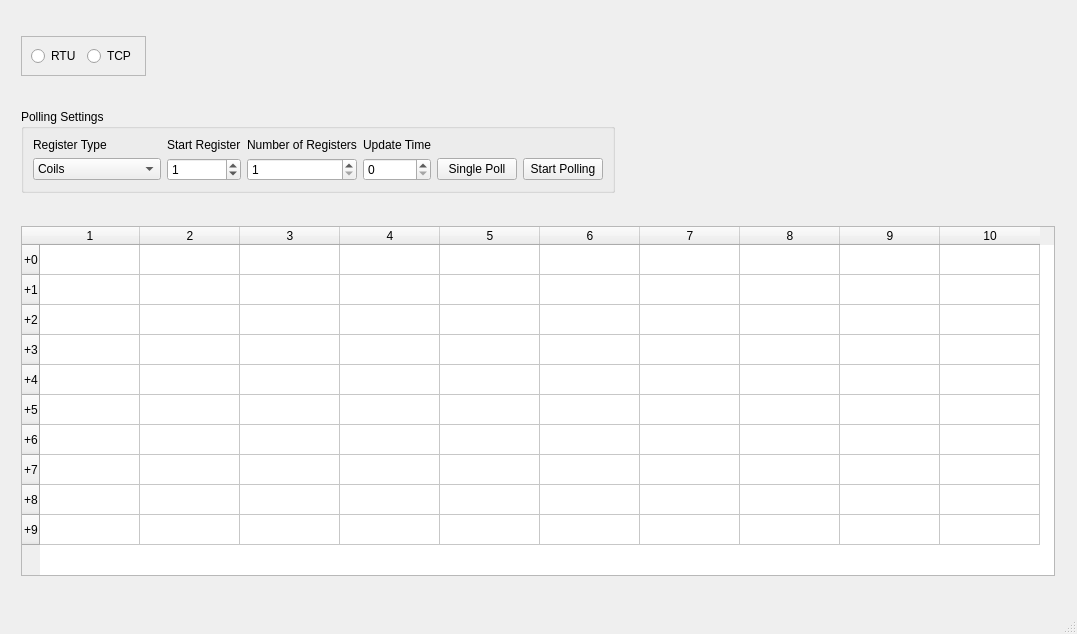
Qt form modbus_visualizer.ui (AlexEshoo/modbus_visualizer) before a commit.
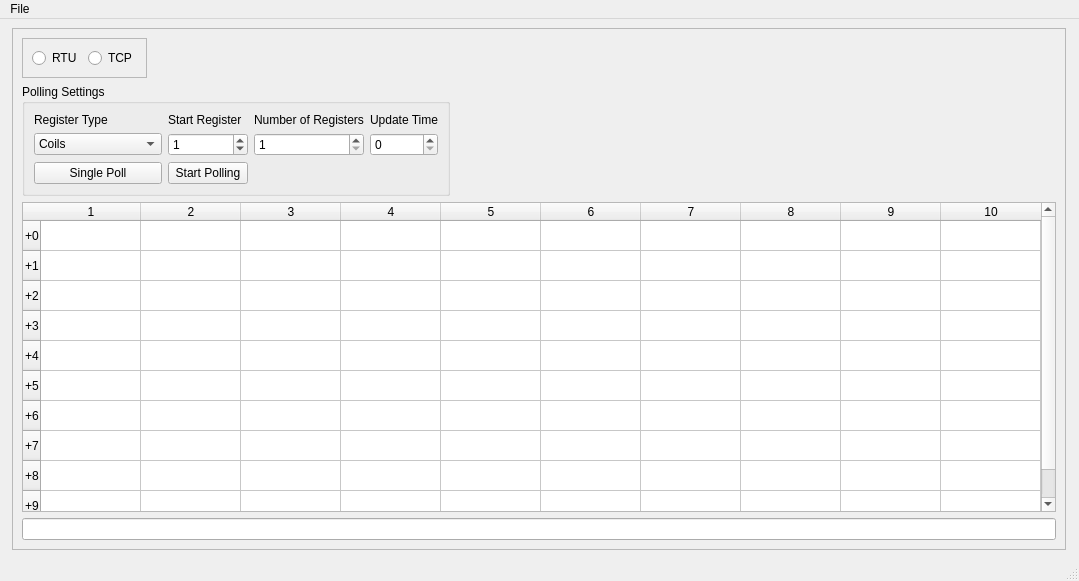
The same form after that commit.

Diff of the .ui file:
```diff
--- a/modbus_visualizer.ui
+++ b/modbus_visualizer.ui
@@ -6,12 +6,12 @@
    <rect>
     <x>0</x>
     <y>0</y>
-    <width>1077</width>
-    <height>634</height>
+    <width>1079</width>
+    <height>581</height>
    </rect>
   </property>
   <property name="sizePolicy">
-   <sizepolicy hsizetype="Maximum" vsizetype="Maximum">
+   <sizepolicy hsizetype="Preferred" vsizetype="Preferred">
     <horstretch>0</horstretch>
     <verstretch>0</verstretch>
    </sizepolicy>
@@ -22,6 +22,21 @@
   <widget class="QWidget" name="centralwidget">
    <layout class="QGridLayout" name="gridLayout">
     <item row="0" column="0">
+     <widget class="QFrame" name="mainFrame">
+      <property name="sizePolicy">
+       <sizepolicy hsizetype="Maximum" vsizetype="Maximum">
+        <horstretch>0</horstretch>
+        <verstretch>0</verstretch>
+       </sizepolicy>
+      </property>
+      <property name="frameShape">
+       <enum>QFrame::StyledPanel</enum>
+      </property>
+      <property name="frameShadow">
+       <enum>QFrame::Raised</enum>
+      </property>
+      <layout class="QGridLayout" name="gridLayout_3">
+       <item row="0" column="0">
      <widget class="QFrame" name="networkConfigFrame">
       <property name="sizePolicy">
        <sizepolicy hsizetype="Maximum" vsizetype="Maximum">
@@ -54,6 +69,162 @@
      </widget>
     </item>
     <item row="2" column="0">
+        <widget class="QGroupBox" name="pollingSettingsGroupBox">
+         <property name="sizePolicy">
+          <sizepolicy hsizetype="Maximum" vsizetype="Maximum">
+           <horstretch>0</horstretch>
+           <verstretch>0</verstretch>
+          </sizepolicy>
+         </property>
+         <property name="title">
+          <string>Polling Settings</string>
+         </property>
+         <layout class="QGridLayout" name="gridLayout_4">
+          <item row="1" column="2">
+           <widget class="QSpinBox" name="updateTimeSpinBox">
+            <property name="sizePolicy">
+             <sizepolicy hsizetype="Minimum" vsizetype="Fixed">
+              <horstretch>0</horstretch>
+              <verstretch>0</verstretch>
+             </sizepolicy>
+            </property>
+            <property name="value">
+             <number>1</number>
+            </property>
+           </widget>
+          </item>
+          <item row="0" column="4">
+           <widget class="QLabel" name="numberOfRegistersLabel">
+            <property name="sizePolicy">
+             <sizepolicy hsizetype="Minimum" vsizetype="Preferred">
+              <horstretch>0</horstretch>
+              <verstretch>0</verstretch>
+             </sizepolicy>
+            </property>
+            <property name="text">
+             <string>Number of Registers</string>
+            </property>
+           </widget>
+          </item>
+          <item row="0" column="0">
+           <widget class="QLabel" name="registerTypeLabel">
+            <property name="sizePolicy">
+             <sizepolicy hsizetype="Maximum" vsizetype="Maximum">
+              <horstretch>0</horstretch>
+              <verstretch>0</verstretch>
+             </sizepolicy>
+            </property>
+            <property name="text">
+             <string>Register Type</string>
+            </property>
+           </widget>
+          </item>
+          <item row="1" column="4">
+           <widget class="QSpinBox" name="numberOfRegistersSpinBox">
+            <property name="sizePolicy">
+             <sizepolicy hsizetype="Minimum" vsizetype="Fixed">
+              <horstretch>0</horstretch>
+              <verstretch>0</verstretch>
+             </sizepolicy>
+            </property>
+            <property name="toolTip">
+             <string/>
+            </property>
+            <property name="minimum">
+             <number>1</number>
+            </property>
+            <property name="maximum">
+             <number>100</number>
+            </property>
+           </widget>
+          </item>
+          <item row="0" column="2">
+           <widget class="QLabel" name="startRegisterLabel">
+            <property name="sizePolicy">
+             <sizepolicy hsizetype="Minimum" vsizetype="Preferred">
+              <horstretch>0</horstretch>
+              <verstretch>0</verstretch>
+             </sizepolicy>
+            </property>
+            <property name="text">
+             <string>Start Register</string>
+            </property>
+           </widget>
+          </item>
+          <item row="1" column="0">
+           <widget class="QComboBox" name="registerTypeComboBox">
+            <property name="sizePolicy">
+             <sizepolicy hsizetype="Maximum" vsizetype="Maximum">
+              <horstretch>0</horstretch>
+              <verstretch>0</verstretch>
+             </sizepolicy>
+            </property>
+            <item>
+             <property name="text">
+              <string>Coils</string>
+             </property>
+            </item>
+            <item>
+             <property name="text">
+              <string>Discrete Inputs</string>
+             </property>
+            </item>
+            <item>
+             <property name="text">
+              <string>Input Registers</string>
+             </property>
+            </item>
+            <item>
+             <property name="text">
+              <string>Holding Registers</string>
+             </property>
+            </item>
+           </widget>
+          </item>
+          <item row="0" column="6">
+           <widget class="QLabel" name="updateTimeLabel">
+            <property name="sizePolicy">
+             <sizepolicy hsizetype="Minimum" vsizetype="Fixed">
+              <horstretch>0</horstretch>
+              <verstretch>0</verstretch>
+             </sizepolicy>
+            </property>
+            <property name="text">
+             <string>Update Time</string>
+            </property>
+           </widget>
+          </item>
+          <item row="1" column="6">
+           <widget class="QSpinBox" name="startRegisterSpinBox">
+            <property name="sizePolicy">
+             <sizepolicy hsizetype="Minimum" vsizetype="Fixed">
+              <horstretch>0</horstretch>
+              <verstretch>0</verstretch>
+             </sizepolicy>
+            </property>
+            <property name="maximum">
+             <number>999999</number>
+            </property>
+           </widget>
+          </item>
+          <item row="2" column="0">
+           <widget class="QPushButton" name="singlePollPushButton">
+            <property name="text">
+             <string>Single Poll</string>
+            </property>
+           </widget>
+          </item>
+          <item row="2" column="2">
+           <widget class="QPushButton" name="startPollingPushButton">
+            <property name="text">
+             <string>Start Polling</string>
+            </property>
+           </widget>
+          </item>
+         </layout>
+        </widget>
+       </item>
+       <item row="3" column="0">
      <widget class="QTableWidget" name="pollTable">
       <property name="enabled">
        <bool>true</bool>
@@ -205,156 +376,13 @@
       </column>
      </widget>
     </item>
-    <item row="1" column="0">
-     <widget class="QGroupBox" name="pollingSettingsGroupBox">
-      <property name="sizePolicy">
-       <sizepolicy hsizetype="Maximum" vsizetype="Maximum">
-        <horstretch>0</horstretch>
-        <verstretch>0</verstretch>
-       </sizepolicy>
-      </property>
-      <property name="title">
-       <string>Polling Settings</string>
-      </property>
-      <layout class="QGridLayout" name="gridLayout_4">
-       <item row="1" column="7">
-        <widget class="QPushButton" name="singlePollPushButton">
-         <property name="text">
-          <string>Single Poll</string>
-         </property>
-        </widget>
-       </item>
-       <item row="1" column="2">
-        <widget class="QSpinBox" name="updateTimeSpinBox">
-         <property name="sizePolicy">
-          <sizepolicy hsizetype="Minimum" vsizetype="Fixed">
-           <horstretch>0</horstretch>
-           <verstretch>0</verstretch>
-          </sizepolicy>
-         </property>
-         <property name="value">
-          <number>1</number>
-         </property>
-        </widget>
-       </item>
-       <item row="1" column="0">
-        <widget class="QComboBox" name="registerTypeComboBox">
-         <property name="sizePolicy">
-          <sizepolicy hsizetype="Maximum" vsizetype="Maximum">
-           <horstretch>0</horstretch>
-           <verstretch>0</verstretch>
-          </sizepolicy>
-         </property>
-         <item>
-          <property name="text">
-           <string>Coils</string>
-          </property>
-         </item>
-         <item>
-          <property name="text">
-           <string>Discrete Inputs</string>
-          </property>
-         </item>
-         <item>
-          <property name="text">
-           <string>Input Registers</string>
-          </property>
-         </item>
-         <item>
-          <property name="text">
-           <string>Holding Registers</string>
-          </property>
-         </item>
-        </widget>
-       </item>
-       <item row="1" column="6">
-        <widget class="QSpinBox" name="startRegisterSpinBox">
-         <property name="sizePolicy">
-          <sizepolicy hsizetype="Minimum" vsizetype="Fixed">
-           <horstretch>0</horstretch>
-           <verstretch>0</verstretch>
-          </sizepolicy>
-         </property>
-         <property name="maximum">
-          <number>999999</number>
-         </property>
-        </widget>
-       </item>
-       <item row="0" column="6">
-        <widget class="QLabel" name="label">
-         <property name="sizePolicy">
-          <sizepolicy hsizetype="Minimum" vsizetype="Fixed">
-           <horstretch>0</horstretch>
-           <verstretch>0</verstretch>
-          </sizepolicy>
-         </property>
-         <property name="text">
-          <string>Update Time</string>
-         </property>
-        </widget>
-       </item>
-       <item row="0" column="0">
-        <widget class="QLabel" name="registerTypeLabel">
-         <property name="sizePolicy">
-          <sizepolicy hsizetype="Maximum" vsizetype="Maximum">
-           <horstretch>0</horstretch>
-           <verstretch>0</verstretch>
-          </sizepolicy>
-         </property>
-         <property name="text">
-          <string>Register Type</string>
-         </property>
-        </widget>
-       </item>
-       <item row="0" column="4">
-        <widget class="QLabel" name="numberOfRegistersLabel">
-         <property name="sizePolicy">
-          <sizepolicy hsizetype="Minimum" vsizetype="Preferred">
-           <horstretch>0</horstretch>
-           <verstretch>0</verstretch>
-          </sizepolicy>
-         </property>
-         <property name="text">
-          <string>Number of Registers</string>
-         </property>
-        </widget>
-       </item>
-       <item row="0" column="2">
-        <widget class="QLabel" name="startRegisterLabel">
-         <property name="sizePolicy">
-          <sizepolicy hsizetype="Minimum" vsizetype="Preferred">
-           <horstretch>0</horstretch>
-           <verstretch>0</verstretch>
-          </sizepolicy>
-         </property>
-         <property name="text">
-          <string>Start Register</string>
-         </property>
-        </widget>
-       </item>
-       <item row="1" column="4">
-        <widget class="QSpinBox" name="numberOfRegistersSpinBox">
-         <property name="sizePolicy">
-          <sizepolicy hsizetype="Minimum" vsizetype="Fixed">
-           <horstretch>0</horstretch>
-           <verstretch>0</verstretch>
-          </sizepolicy>
-         </property>
-         <property name="toolTip">
-          <string/>
-         </property>
-         <property name="minimum">
-          <number>1</number>
-         </property>
-         <property name="maximum">
-          <number>100</number>
-         </property>
-        </widget>
-       </item>
-       <item row="1" column="8">
-        <widget class="QPushButton" name="startPollingPushButton">
-         <property name="text">
-          <string>Start Polling</string>
+       <item row="4" column="0">
+        <widget class="QLineEdit" name="lineEdit">
+         <property name="enabled">
+          <bool>true</bool>
+         </property>
+         <property name="readOnly">
+          <bool>true</bool>
          </property>
         </widget>
        </item>
@@ -368,10 +396,17 @@
     <rect>
      <x>0</x>
      <y>0</y>
-     <width>1077</width>
+     <width>1079</width>
      <height>21</height>
     </rect>
    </property>
+   <widget class="QMenu" name="menuFile">
+    <property name="title">
+     <string>File</string>
+    </property>
+    <addaction name="actionExit"/>
+   </widget>
+   <addaction name="menuFile"/>
   </widget>
   <widget class="QStatusBar" name="statusbar"/>
  </widget>
```
Left out of the diff: 5 changed lines with no effect on the pictures. Lines whose indentation alone changed are shown as unchanged.
